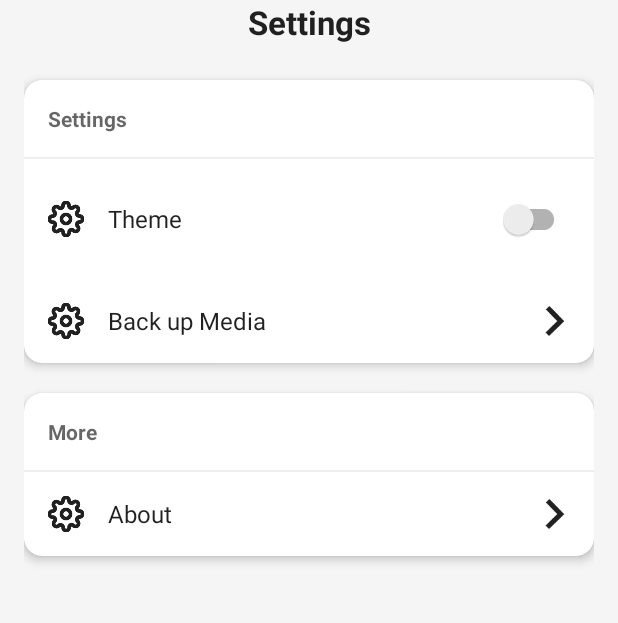
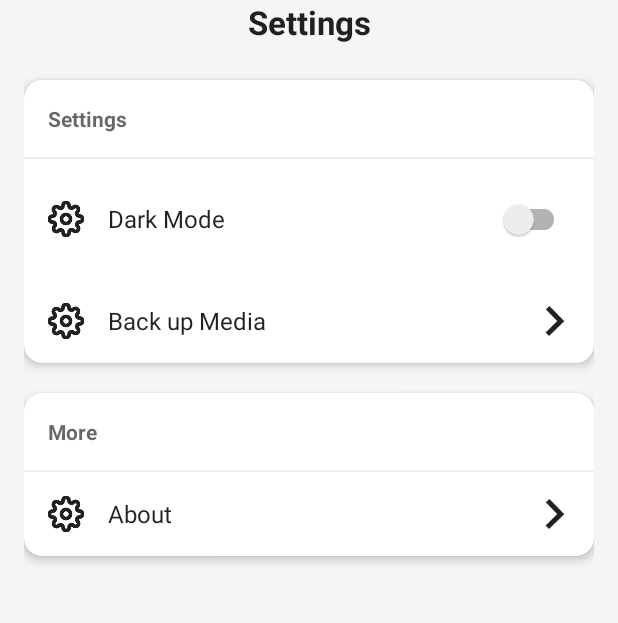
Before and after one commit to Jorejj/MediaVault, an Android app: the screen it shows after launch (MainActivity), item 5 of the bottom bar chosen, on a phone screen of 412 x 824 dp, the part 144-767 px from its top. Run offline under Robolectric (Android 15) with nearby library versions, the light colour scheme and no system bars; our stand-ins replace navigation-ui.

Commit message:
Update fragment_settings.xml

```diff
--- a/app/src/main/res/layout/fragment_settings.xml
+++ b/app/src/main/res/layout/fragment_settings.xml
@@ -58,7 +58,7 @@
                 android:padding="16dp">
                 <ImageView android:id="@+id/icon_theme" android:layout_width="24dp" android:layout_height="24dp" android:src="@drawable/ic_settings1"
  android:layout_centerVertical="true" app:tint="?android:attr/textColorPrimary"/>
-                <TextView android:layout_width="wrap_content" android:layout_height="wrap_content" android:text="Theme" android:layout_toEndOf="@id/icon_theme" android:layout_marginStart="16dp" android:layout_centerVertical="true" android:textSize="16sp" android:textColor="?android:attr/textColorPrimary"/>
+                <TextView android:layout_width="wrap_content" android:layout_height="wrap_content" android:text="Dark Mode" android:layout_toEndOf="@id/icon_theme" android:layout_marginStart="16dp" android:layout_centerVertical="true" android:textSize="16sp" android:textColor="?android:attr/textColorPrimary"/>
                 <androidx.appcompat.widget.SwitchCompat android:id="@+id/switch_theme" android:layout_width="wrap_content" android:layout_height="wrap_content" android:layout_alignParentEnd="true"/>
             </RelativeLayout>
 
```
